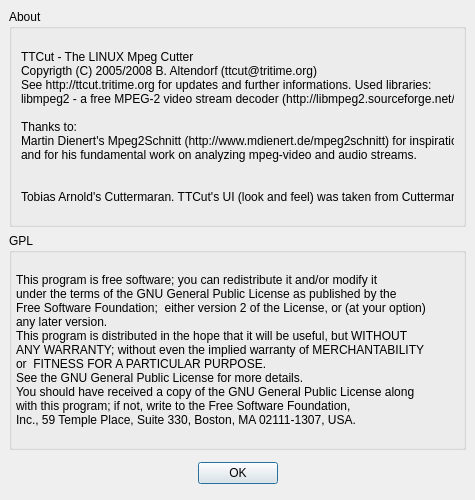
Before: the Qt Designer form branches/work/ui/aboutdlg.ui in BackupTheBerlios/ttcut-svn, drawn with Qt 5.
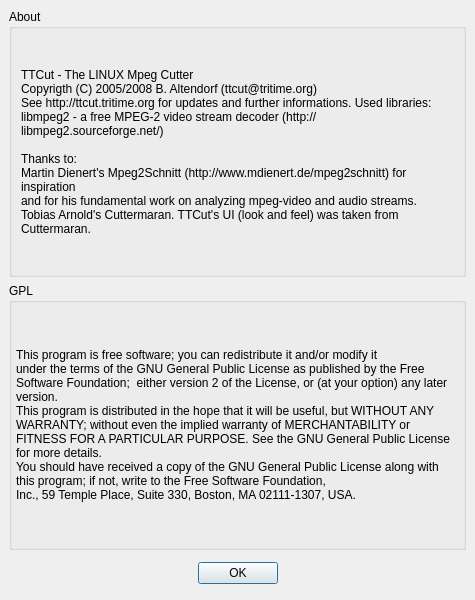
After: the same form once the commit is applied.

Commit message: fixed word wrap in about dialog

Patch:
```diff
--- a/branches/work/ui/aboutdlg.ui
+++ b/branches/work/ui/aboutdlg.ui
@@ -9,7 +9,7 @@
     <x>0</x>
     <y>0</y>
     <width>475</width>
-    <height>500</height>
+    <height>600</height>
    </rect>
   </property>
   <property name="sizePolicy" >
@@ -23,13 +23,13 @@
   <property name="minimumSize" >
    <size>
     <width>475</width>
-    <height>500</height>
+    <height>600</height>
    </size>
   </property>
   <property name="maximumSize" >
    <size>
     <width>475</width>
-    <height>500</height>
+    <height>600</height>
    </size>
   </property>
   <property name="windowTitle" >
@@ -65,10 +65,17 @@
 Thanks to:
 Martin Dienert's Mpeg2Schnitt (http://www.mdienert.de/mpeg2schnitt) for inspiration
 and for his fundamental work on analyzing mpeg-video and audio streams.
-
-
 Tobias Arnold's Cuttermaran. TTCut's UI (look and feel) was taken from Cuttermaran.</string>
         </property>
+        <property name="textFormat" >
+         <enum>Qt::PlainText</enum>
+        </property>
+        <property name="scaledContents" >
+         <bool>true</bool>
+        </property>
+        <property name="wordWrap" >
+         <bool>true</bool>
+        </property>
        </widget>
       </item>
      </layout>
@@ -90,17 +97,14 @@
        <widget class="QLabel" name="laGPL" >
         <property name="text" >
          <string>This program is free software; you can redistribute it and/or modify it
-under the terms of the GNU General Public License as published by the 
-Free Software Foundation;  either version 2 of the License, or (at your option) 
-any later version. 
-This program is distributed in the hope that it will be useful, but WITHOUT
-ANY WARRANTY; without even the implied warranty of MERCHANTABILITY 
-or  FITNESS FOR A PARTICULAR PURPOSE.                                          
-See the GNU General Public License for more details.   
-You should have received a copy of the GNU General Public License along
-with this program; if not, write to the Free Software Foundation,
+under the terms of the GNU General Public License as published by the Free Software Foundation;  either version 2 of the License, or (at your option) any later version. 
+This program is distributed in the hope that it will be useful, but WITHOUT ANY WARRANTY; without even the implied warranty of MERCHANTABILITY or FITNESS FOR A PARTICULAR PURPOSE. See the GNU General Public License for more details.   
+You should have received a copy of the GNU General Public License along with this program; if not, write to the Free Software Foundation,
 Inc., 59 Temple Place, Suite 330, Boston, MA 02111-1307, USA.</string>
         </property>
+        <property name="wordWrap" >
+         <bool>true</bool>
+        </property>
        </widget>
       </item>
      </layout>
```
Left out of the diff: 4 changed lines with no effect on the pictures.
